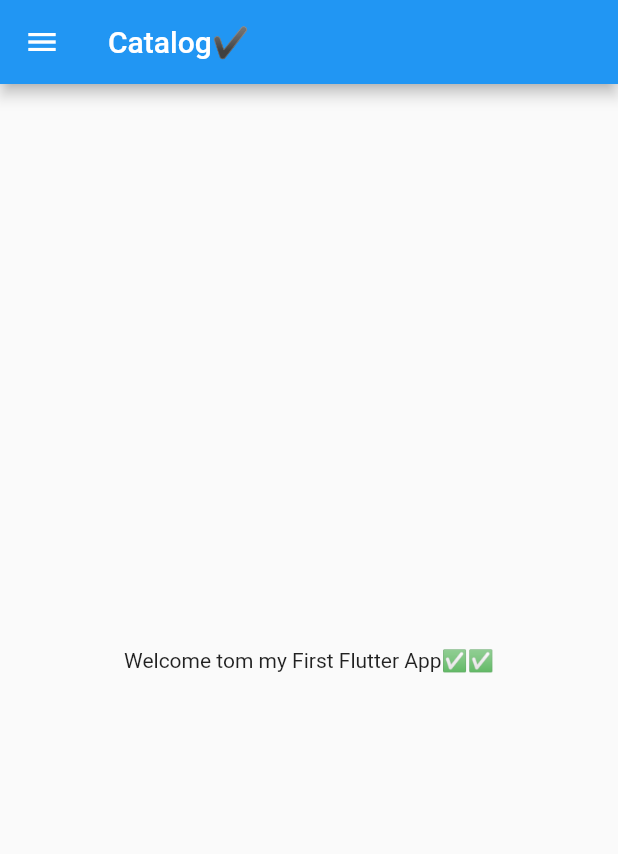
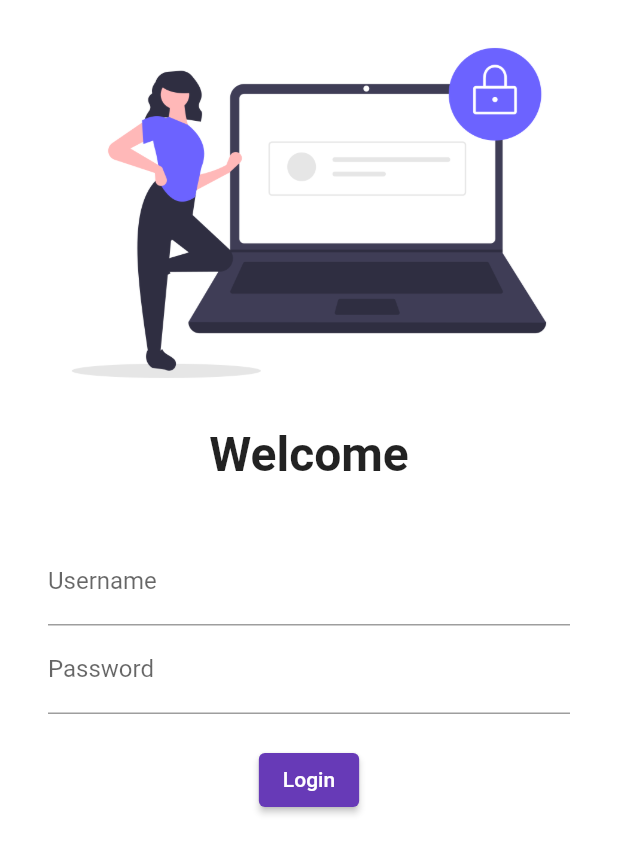
Before and after one commit to sandy088/flutter_catalog, a Flutter app: the screen it shows after launch, on a phone screen of 412 x 824 dp. Shown: the top 854 px of the screen. Run offline on Flutter 3.47's test engine with Material 2 defaults, Android fonts, the phone set to English and light mode, and no system bars.

Commit message:
Dya 4 completed

```diff
--- a/lib/home_page.dart
+++ b/lib/home_page.dart
@@ -12,7 +12,7 @@ class Homepage extends StatelessWidget {
 
         body: Center(
           child: Container(
-            child: Text("Welcome tom my First Flutter App✅✅"),
+            child: Text("Welcome to my First Flutter App✅✅"),
           ),
         ),
 
--- /dev/null
+++ b/lib/login_page.dart
@@ -0,0 +1,57 @@
+import 'package:flutter/material.dart';
+
+
+class LoginPage extends StatelessWidget {
+  const LoginPage({ Key? key }) : super(key: key);
+
+  @override
+  Widget build(BuildContext context) {
+    return Material(
+      color: Colors.white,
+      child: Column(
+        children: [Image.asset("lib/assets/images/login_image.png",
+        fit: BoxFit.cover,
+
+        ),
+        Text("Welcome", style: TextStyle(
+          fontSize: 32,
+          fontWeight: FontWeight.bold,
+        ),),
+
+        SizedBox(
+          height: 20.0,
+        ),
+
+        Padding(
+          padding: const EdgeInsets.symmetric(vertical: 16.0, horizontal: 32.0),
+          child: Column(children: [
+           TextFormField(
+            decoration: InputDecoration(
+              hintText: "Enter UserName",
+              labelText: "Username"
+            ),
+          ),
+
+          TextFormField(
+            obscureText: true,
+            decoration: InputDecoration(
+              hintText: "Enter Password",
+              labelText: "Password"
+            ),
+          ),
+          SizedBox(
+          height: 20.0,
+        ),
+        ElevatedButton(onPressed: (){
+          print("Button is Working😁✅");
+        }, child: Text("Login"),style: TextButton.styleFrom(),)
+          ],),
+        )
+
+
+        ],
+
+      )
+    );
+  }
+}
--- a/lib/main.dart
+++ b/lib/main.dart
@@ -1,5 +1,7 @@
 import 'package:flutter/material.dart';
 import 'package:flutter_catalog/home_page.dart';
+import 'package:flutter_catalog/login_page.dart';
+
 
 void main() {
   runApp(MyApp());
@@ -13,7 +15,23 @@ class MyApp extends StatelessWidget {
     int days= 1;
 
     return MaterialApp(
-      home: Homepage(),
+      // home: Homepage(),
+      themeMode:ThemeMode.light,
+
+      theme: ThemeData(
+        primarySwatch: Colors.deepPurple,
+        // fontFamily: GoogleFonts.lato().fontFamily,
+      ),
+
+      darkTheme: ThemeData(
+        brightness: Brightness.dark,
+      ) ,
+      routes: {
+        "/": (context) => LoginPage(),
+        "/homePage":(context) => Homepage(),
+        "/loginPage": (context) => LoginPage(),
+      },
+
     );
   }
 }
```
Also changed, not shown: pubspec.yaml (+6 -3 lines), lib/assets/images/login_image.png (added).
